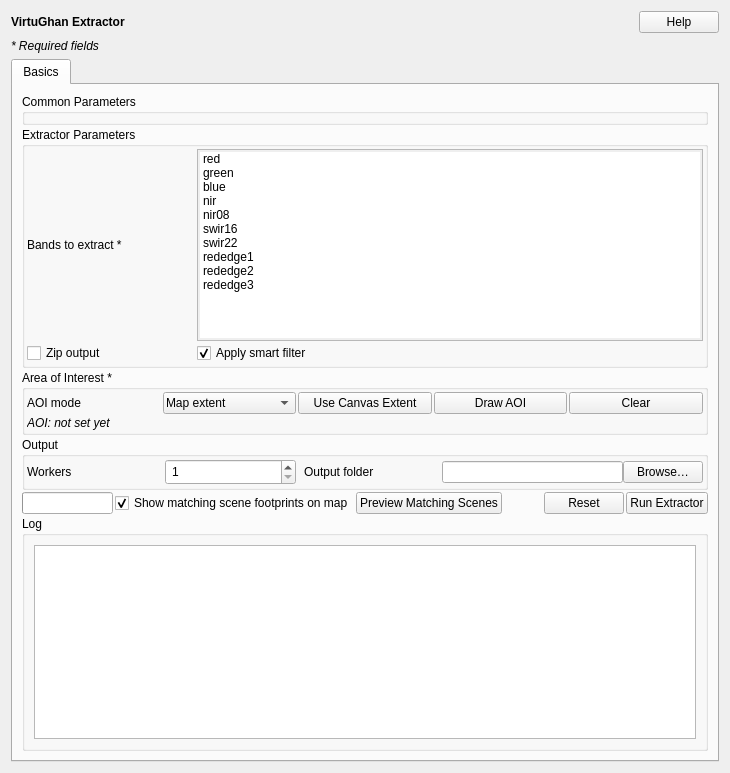
Qt form virtughan_qgis/extractor/extractor_form.ui (virtughan/qgis-plugin) before a commit.
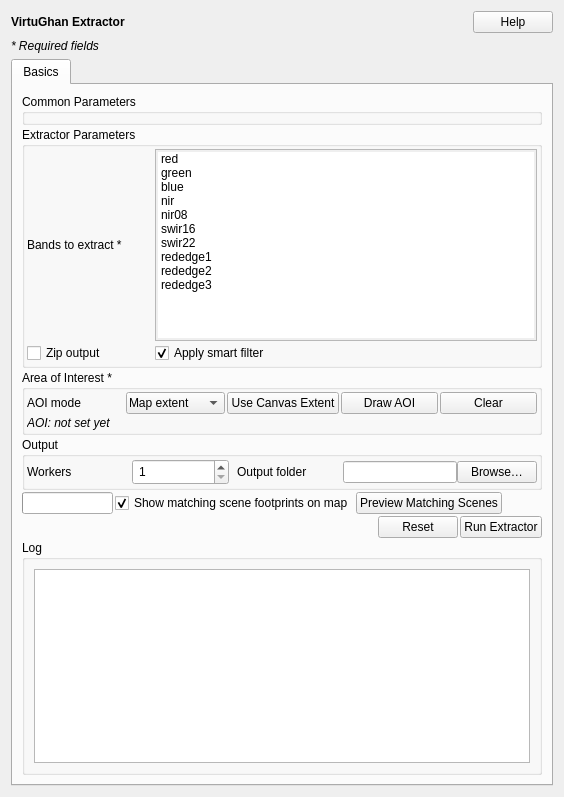
The same form after that commit.

What changed in the file:
```diff
--- a/virtughan_qgis/extractor/extractor_form.ui
+++ b/virtughan_qgis/extractor/extractor_form.ui
@@ -216,6 +216,8 @@
 
        <!-- Run / Progress -->
        <item>
+       <layout class="QVBoxLayout" name="runSectionLayout">
+        <item>
         <layout class="QHBoxLayout" name="runLayout">
          <item>
           <widget class="QProgressBar" name="progressBar"/>
@@ -240,6 +242,18 @@
            </property>
           </spacer>
          </item>
+         </layout>
+        </item>
+        <item>
+         <layout class="QHBoxLayout" name="runActionLayout">
+          <item>
+           <spacer name="runActionSpacer">
+            <property name="orientation"><enum>Qt::Horizontal</enum></property>
+            <property name="sizeHint" stdset="0">
+        <size><width>40</width><height>20</height></size>
+            </property>
+           </spacer>
+          </item>
          <item>
           <widget class="QPushButton" name="resetButton">
            <property name="text"><string>Reset</string></property>
@@ -250,6 +264,8 @@
            <property name="text"><string>Run Extractor</string></property>
            <property name="minimumHeight"><number>30</number></property>
           </widget>
+          </item>
+         </layout>
          </item>
         </layout>
        </item>
```
Lines whose indentation alone changed are shown as unchanged.
